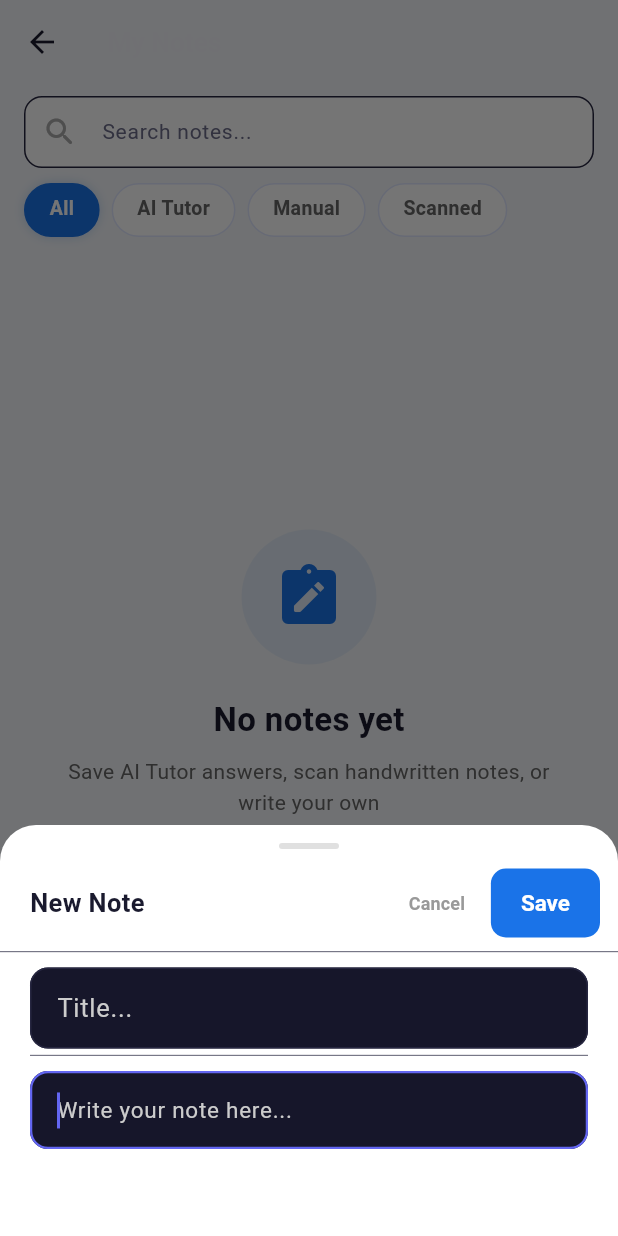
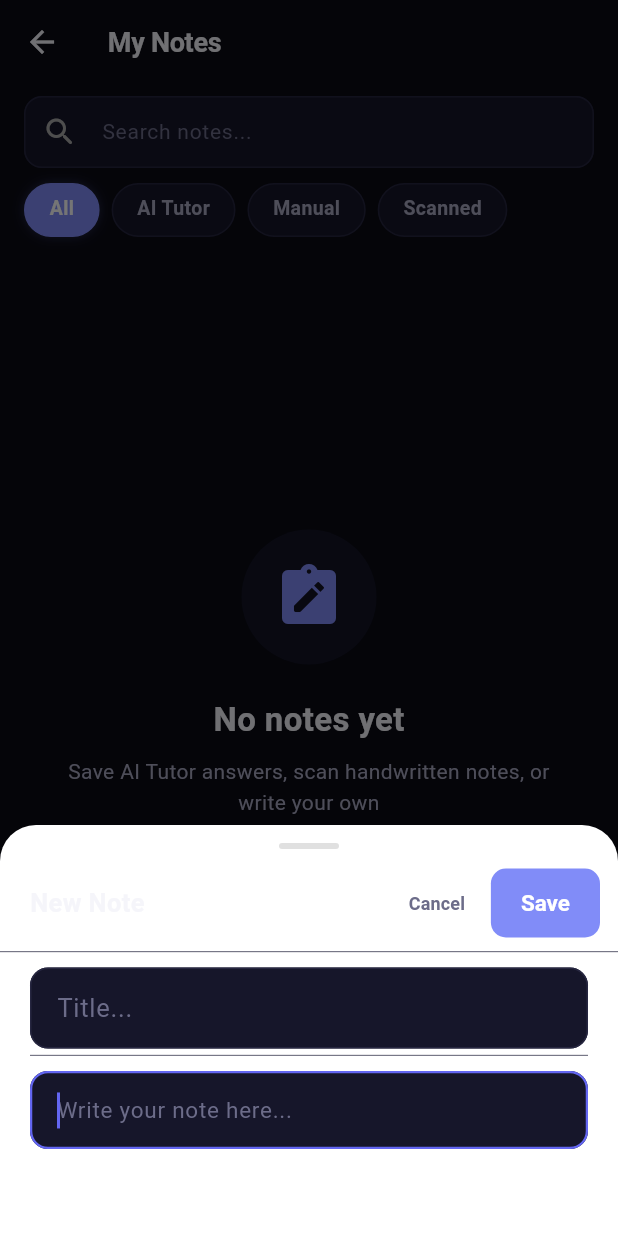
Before and after one commit to abhi9716/ScorvoAI, a Flutter app: the NotesScreen screen opened directly, after a tap on "New Note", on a phone screen of 412 x 824 dp. Run offline on Flutter 3.47's test engine with Material 3 defaults, Android fonts, the phone set to English and light mode, and no system bars; our stand-ins replace cloud_firestore, firebase_auth, firebase_core, fl_chart, flutter_riverpod, google_sign_in and 1 more; missing offline and left inert: google_mlkit_text_recognition, gpt_markdown; accounts and stored records are empty; generated files the repository leaves out were written again.

Commit message:
fix: theme contrast + Ask-AI position + news freshness
UI / theme:
- Migrate notes_screen.dart and chat_screen.dart from light theme
  hardcoded colors (Color(0xff1a1a2e), 0xff666666, etc.) to AppColors
  constants — fixes invisible text on dark background
- Replace card backgrounds Colors.white -> AppColors.surface
- Strip invalid `const AppColors.X` patterns from previous migration

Navigation:
- Move Ask-AI FAB to startFloat (left) on Notes tab so it doesn't
  collide with the camera/gallery/new-note FABs on the right.

Current affairs:
- Add 4 recency-biased search queries (today / this-week / 7-day window)
- Tighten prompt: only items from last 7 days, only URLs present in
  search results, never invent facts
- Drop items with no traceable source_url, fall back to the i-th
  search result URL if LLM omits it
- Reduce backend cache 6h -> 1h for fresher news
- Mobile: stop reading stale Firestore cache, always hit backend
- Home news cards now show "Read full article" + source domain
  on a clear tap target

```diff
--- a/mobile/lib/screens/main_shell.dart
+++ b/mobile/lib/screens/main_shell.dart
@@ -49,7 +49,10 @@ class _MainShellState extends State<MainShell> {
               label: const Text('Ask AI', style: TextStyle(fontWeight: FontWeight.w700)),
               elevation: 4,
             ),
-      floatingActionButtonLocation: FloatingActionButtonLocation.endFloat,
+      // Notes tab has its own FABs on the right — put Ask AI on the left there.
+      floatingActionButtonLocation: _currentIndex == 3
+          ? FloatingActionButtonLocation.startFloat
+          : FloatingActionButtonLocation.endFloat,
       bottomNavigationBar: Container(
         decoration: const BoxDecoration(
           color: AppColors.bgElevated,
--- a/mobile/lib/screens/notes_screen.dart
+++ b/mobile/lib/screens/notes_screen.dart
@@ -6,6 +6,7 @@ import 'package:cloud_firestore/cloud_firestore.dart';
 import 'package:image_picker/image_picker.dart';
 import 'package:google_mlkit_text_recognition/google_mlkit_text_recognition.dart';
 import 'package:scorvoai/services/firestore_service.dart';
+import 'package:scorvoai/theme/app_theme.dart';
 
 class NotesScreen extends StatefulWidget {
   const NotesScreen({super.key});
@@ -171,11 +172,11 @@ class _NotesScreenState extends State<NotesScreen> {
   Widget build(BuildContext context) {
     final uid = _uid;
     return Scaffold(
-      backgroundColor: const Color(0xfff5f7fa),
+      backgroundColor: AppColors.bg,
       appBar: AppBar(
         title: const Text('My Notes', style: TextStyle(fontWeight: FontWeight.w700)),
-        backgroundColor: const Color(0xfff5f7fa),
-        foregroundColor: const Color(0xff1a1a2e),
+        backgroundColor: AppColors.bg,
+        foregroundColor: AppColors.textPrimary,
         elevation: 0,
       ),
       body: SafeArea(
@@ -189,7 +190,7 @@ class _NotesScreenState extends State<NotesScreen> {
                   hintText: 'Search notes...',
                   prefixIcon: const Icon(Icons.search_rounded, color: Color(0xffaaaaaa)),
                   filled: true,
-                  fillColor: Colors.white,
+                  fillColor: AppColors.surface,
                   border: OutlineInputBorder(borderRadius: BorderRadius.circular(14), borderSide: BorderSide.none),
                   contentPadding: const EdgeInsets.symmetric(horizontal: 16, vertical: 13),
                 ),
@@ -210,12 +211,12 @@ class _NotesScreenState extends State<NotesScreen> {
                       margin: const EdgeInsets.only(right: 8),
                       padding: const EdgeInsets.symmetric(horizontal: 16, vertical: 6),
                       decoration: BoxDecoration(
-                        color: selected ? const Color(0xff1a73e8) : Colors.white,
+                        color: selected ? AppColors.indigoBright : AppColors.surface,
                         borderRadius: BorderRadius.circular(20),
-                        border: Border.all(color: selected ? const Color(0xff1a73e8) : const Color(0xffe0e7ff)),
-                        boxShadow: selected ? [BoxShadow(color: const Color(0xff1a73e8).withValues(alpha: 0.25), blurRadius: 6)] : [],
+                        border: Border.all(color: selected ? AppColors.indigoBright : AppColors.surfaceLine),
+                        boxShadow: selected ? [BoxShadow(color: AppColors.indigoBright.withValues(alpha: 0.25), blurRadius: 6)] : [],
                       ),
-                      child: Text(f, style: TextStyle(fontSize: 13, fontWeight: FontWeight.w600, color: selected ? Colors.white : const Color(0xff666666))),
+                      child: Text(f, style: TextStyle(fontSize: 13, fontWeight: FontWeight.w600, color: selected ? Colors.white : AppColors.textSecondary)),
                     ),
                   );
                 }).toList(),
@@ -240,9 +241,9 @@ class _NotesScreenState extends State<NotesScreen> {
                             child: Column(
                               mainAxisAlignment: MainAxisAlignment.center,
                               children: [
-                                const Icon(Icons.search_off_rounded, size: 48, color: Color(0xffcccccc)),
+                                const Icon(Icons.search_off_rounded, size: 48, color: AppColors.textTertiary),
                                 const SizedBox(height: 12),
-                                Text('No results for "$_search"', style: const TextStyle(fontSize: 15, color: Color(0xff999999))),
+                                Text('No results for "$_search"', style: const TextStyle(fontSize: 15, color: AppColors.textTertiary)),
                               ],
                             ),
                           );
@@ -283,7 +284,7 @@ class _NotesScreenState extends State<NotesScreen> {
           FloatingActionButton.extended(
             heroTag: 'new',
             onPressed: _createManualNote,
-            backgroundColor: const Color(0xff1a73e8),
+            backgroundColor: AppColors.indigoBright,
             icon: const Icon(Icons.edit_note_rounded, color: Colors.white),
             label: const Text('New Note', style: TextStyle(color: Colors.white, fontWeight: FontWeight.w700)),
           ),
@@ -333,7 +334,7 @@ class _NotesScreenState extends State<NotesScreen> {
           margin: const EdgeInsets.only(bottom: 10),
           padding: const EdgeInsets.all(14),
           decoration: BoxDecoration(
-            color: Colors.white,
+            color: AppColors.surface,
             borderRadius: BorderRadius.circular(14),
             border: Border(left: BorderSide(color: cfg.$2, width: 4)),
             boxShadow: [BoxShadow(color: Colors.black.withValues(alpha: 0.04), blurRadius: 8, offset: const Offset(0, 2))],
@@ -344,24 +345,24 @@ class _NotesScreenState extends State<NotesScreen> {
               Row(
                 children: [
                   Expanded(
-                    child: Text(title, style: const TextStyle(fontSize: 15, fontWeight: FontWeight.w700, color: Color(0xff1a1a2e)), maxLines: 1, overflow: TextOverflow.ellipsis),
+                    child: Text(title, style: const TextStyle(fontSize: 15, fontWeight: FontWeight.w700, color: AppColors.textPrimary), maxLines: 1, overflow: TextOverflow.ellipsis),
                   ),
                   const SizedBox(width: 8),
                   Text(date, style: const TextStyle(fontSize: 11, color: Color(0xffaaaaaa))),
                 ],
               ),
               const SizedBox(height: 4),
-              Text(content, style: const TextStyle(fontSize: 13, color: Color(0xff666666), height: 1.4), maxLines: 2, overflow: TextOverflow.ellipsis),
+              Text(content, style: const TextStyle(fontSize: 13, color: AppColors.textSecondary, height: 1.4), maxLines: 2, overflow: TextOverflow.ellipsis),
               const SizedBox(height: 8),
               Row(
                 children: [
                   _badge(cfg.$1, cfg.$2, cfg.$3),
                   if (subject.isNotEmpty) ...[
                     const SizedBox(width: 6),
-                    _badge(subject, const Color(0xff1a73e8), Icons.book_rounded),
+                    _badge(subject, AppColors.indigoBright, Icons.book_rounded),
                   ],
                   const Spacer(),
-                  const Icon(Icons.chevron_right_rounded, size: 16, color: Color(0xffcccccc)),
+                  const Icon(Icons.chevron_right_rounded, size: 16, color: AppColors.textTertiary),
                 ],
               ),
             ],
@@ -388,7 +389,7 @@ class _NotesScreenState extends State<NotesScreen> {
 
   (String, Color, IconData) _sourceCfg(String s) {
     switch (s) {
-      case 'ai_tutor': return ('AI Tutor', const Color(0xff1a73e8), Icons.smart_toy_rounded);
+      case 'ai_tutor': return ('AI Tutor', AppColors.indigoBright, Icons.smart_toy_rounded);
       case 'quiz_explanation': return ('Quiz', const Color(0xfffbbc05), Icons.quiz_rounded);
       case 'ocr_scan': return ('Scanned', const Color(0xff9c27b0), Icons.document_scanner_rounded);
       default: return ('Manual', const Color(0xff34a853), Icons.edit_note_rounded);
@@ -413,18 +414,18 @@ class _NotesScreenState extends State<NotesScreen> {
           children: [
             Container(
               width: 90, height: 90,
-              decoration: BoxDecoration(color: const Color(0xff1a73e8).withValues(alpha: 0.08), shape: BoxShape.circle),
-              child: const Icon(Icons.note_alt_rounded, size: 48, color: Color(0xff1a73e8)),
+              decoration: BoxDecoration(color: AppColors.indigoBright.withValues(alpha: 0.08), shape: BoxShape.circle),
+              child: const Icon(Icons.note_alt_rounded, size: 48, color: AppColors.indigoBright),
             ),
             const SizedBox(height: 20),
-            const Text('No notes yet', style: TextStyle(fontSize: 22, fontWeight: FontWeight.w700, color: Color(0xff1a1a2e))),
+            const Text('No notes yet', style: TextStyle(fontSize: 22, fontWeight: FontWeight.w700, color: AppColors.textPrimary)),
             const SizedBox(height: 8),
-            const Text('Save AI Tutor answers, scan handwritten notes, or write your own', textAlign: TextAlign.center, style: TextStyle(fontSize: 14, color: Color(0xff666666), height: 1.5)),
+            const Text('Save AI Tutor answers, scan handwritten notes, or write your own', textAlign: TextAlign.center, style: TextStyle(fontSize: 14, color: AppColors.textSecondary, height: 1.5)),
             const SizedBox(height: 24),
             Row(
               mainAxisAlignment: MainAxisAlignment.center,
               children: [
-                _emptyHint(Icons.smart_toy_rounded, 'AI Tutor', const Color(0xff1a73e8)),
+                _emptyHint(Icons.smart_toy_rounded, 'AI Tutor', AppColors.indigoBright),
                 const SizedBox(width: 16),
                 _emptyHint(Icons.document_scanner_rounded, 'Scan', const Color(0xff9c27b0)),
                 const SizedBox(width: 16),
@@ -486,10 +487,10 @@ class _NoteDetailSheet extends StatelessWidget {
               padding: const EdgeInsets.fromLTRB(20, 0, 8, 8),
               child: Row(
                 children: [
-                  Expanded(child: Text(title, style: const TextStyle(fontSize: 18, fontWeight: FontWeight.w800, color: Color(0xff1a1a2e)))),
-                  IconButton(icon: const Icon(Icons.edit_rounded, color: Color(0xff1a73e8), size: 22), onPressed: onEdit, tooltip: 'Edit'),
+                  Expanded(child: Text(title, style: const TextStyle(fontSize: 18, fontWeight: FontWeight.w800, color: AppColors.textPrimary))),
+                  IconButton(icon: const Icon(Icons.edit_rounded, color: AppColors.indigoBright, size: 22), onPressed: onEdit, tooltip: 'Edit'),
                   IconButton(
-                    icon: const Icon(Icons.copy_rounded, color: Color(0xff666666), size: 20),
+                    icon: const Icon(Icons.copy_rounded, color: AppColors.textSecondary, size: 20),
                     tooltip: 'Copy',
                     onPressed: () {
                       Clipboard.setData(ClipboardData(text: content));
@@ -509,7 +510,7 @@ class _NoteDetailSheet extends StatelessWidget {
                 padding: const EdgeInsets.fromLTRB(20, 16, 20, 32),
                 child: SelectableText(
                   content,
-                  style: const TextStyle(fontSize: 15, color: Color(0xff333333), height: 1.7),
+                  style: const TextStyle(fontSize: 15, color: AppColors.textPrimary, height: 1.7),
                 ),
               ),
             ),
@@ -563,9 +564,9 @@ class _NoteEditorSheetState extends State<_NoteEditorSheet> {
               padding: const EdgeInsets.fromLTRB(20, 0, 12, 8),
               child: Row(
                 children: [
-                  Text(widget.sheetTitle, style: const TextStyle(fontSize: 17, fontWeight: FontWeight.w700, color: Color(0xff1a1a2e))),
+                  Text(widget.sheetTitle, style: const TextStyle(fontSize: 17, fontWeight: FontWeight.w700, color: AppColors.textPrimary)),
                   const Spacer(),
-                  TextButton(onPressed: () => Navigator.pop(context), child: const Text('Cancel', style: TextStyle(color: Color(0xff999999)))),
+                  TextButton(onPressed: () => Navigator.pop(context), child: const Text('Cancel', style: TextStyle(color: AppColors.textTertiary))),
                   const SizedBox(width: 4),
                   ElevatedButton(
                     onPressed: _saving ? null : () async {
@@ -581,7 +582,7 @@ class _NoteEditorSheetState extends State<_NoteEditorSheet> {
                       }
                     },
                     style: ElevatedButton.styleFrom(
-                      backgroundColor: const Color(0xff1a73e8),
+                      backgroundColor: AppColors.indigoBright,
                       foregroundColor: Colors.white,
                       shape: RoundedRectangleBorder(borderRadius: BorderRadius.circular(10)),
                     ),
@@ -597,11 +598,11 @@ class _NoteEditorSheetState extends State<_NoteEditorSheet> {
               padding: const EdgeInsets.fromLTRB(20, 10, 20, 4),
               child: TextField(
                 controller: widget.titleCtrl,
-                style: const TextStyle(fontSize: 17, fontWeight: FontWeight.w700, color: Color(0xff1a1a2e)),
+                style: const TextStyle(fontSize: 17, fontWeight: FontWeight.w700, color: AppColors.textPrimary),
                 decoration: const InputDecoration(
                   hintText: 'Title...',
                   border: InputBorder.none,
-                  hintStyle: TextStyle(color: Color(0xffcccccc), fontWeight: FontWeight.w400),
+                  hintStyle: TextStyle(color: AppColors.textTertiary, fontWeight: FontWeight.w400),
                 ),
               ),
             ),
@@ -617,11 +618,11 @@ class _NoteEditorSheetState extends State<_NoteEditorSheet> {
                   controller: widget.contentCtrl,
                   maxLines: null,
                   autofocus: widget.contentCtrl.text.isEmpty,
-                  style: const TextStyle(fontSize: 15, color: Color(0xff333333), height: 1.6),
+                  style: const TextStyle(fontSize: 15, color: AppColors.textPrimary, height: 1.6),
                   decoration: const InputDecoration(
                     hintText: 'Write your note here...',
                     border: InputBorder.none,
-                    hintStyle: TextStyle(color: Color(0xffcccccc)),
+                    hintStyle: TextStyle(color: AppColors.textTertiary),
                   ),
                 ),
               ),
```
Also changed, not shown: mobile/lib/screens/chat_screen.dart (+22 -21 lines), mobile/lib/screens/home_screen.dart (+35 -14 lines), 2 other files.
